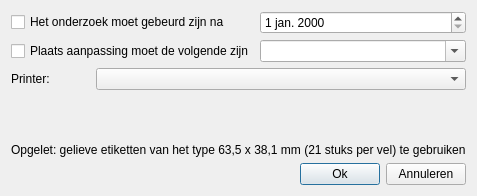
First picture: the form in AudioAdmin/ui/etiketten.ui, repository Roelio81/audioadmin, before the edit.
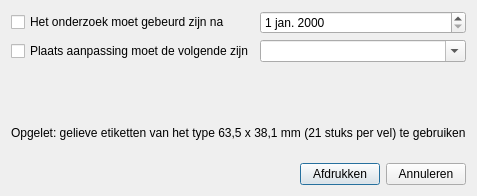
Second picture: the form after the edit. Icons and pictures are not drawn.

The edit to the form file:
```diff
--- a/AudioAdmin/ui/etiketten.ui
+++ b/AudioAdmin/ui/etiketten.ui
@@ -30,6 +30,9 @@
    <bool>true</bool>
   </property>
   <layout class="QVBoxLayout" name="verticalLayout">
+   <property name="sizeConstraint">
+    <enum>QLayout::SetMinAndMaxSize</enum>
+   </property>
    <item>
     <layout class="QGridLayout" name="gridLayout">
      <item row="0" column="0">
@@ -58,54 +61,14 @@
      </item>
     </layout>
    </item>
-   <item>
-    <layout class="QHBoxLayout" name="horizontalLayout_2">
-     <item>
-      <widget class="QLabel" name="l_printer">
-       <property name="sizePolicy">
-        <sizepolicy hsizetype="Preferred" vsizetype="Preferred">
-         <horstretch>0</horstretch>
-         <verstretch>0</verstretch>
-        </sizepolicy>
-       </property>
-       <property name="text">
-        <string>Printer:</string>
-       </property>
-      </widget>
-     </item>
-     <item>
-      <spacer name="horizontalSpacer_2">
-       <property name="orientation">
-        <enum>Qt::Horizontal</enum>
-       </property>
-       <property name="sizeType">
-        <enum>QSizePolicy::Preferred</enum>
-       </property>
-       <property name="sizeHint" stdset="0">
-        <size>
-         <width>40</width>
-         <height>20</height>
-        </size>
-       </property>
-      </spacer>
-     </item>
-     <item>
-      <widget class="QComboBox" name="m_printer">
-       <property name="sizePolicy">
-        <sizepolicy hsizetype="Expanding" vsizetype="Fixed">
-         <horstretch>0</horstretch>
-         <verstretch>0</verstretch>
-        </sizepolicy>
-       </property>
-      </widget>
-     </item>
-    </layout>
-   </item>
    <item>
     <spacer name="verticalSpacer">
      <property name="orientation">
       <enum>Qt::Vertical</enum>
      </property>
+     <property name="sizeType">
+      <enum>QSizePolicy::Fixed</enum>
+     </property>
      <property name="sizeHint" stdset="0">
       <size>
        <width>20</width>
@@ -139,7 +102,7 @@
      <item>
       <widget class="QPushButton" name="b_ok">
        <property name="text">
-        <string>Ok</string>
+        <string>Afdrukken</string>
        </property>
       </widget>
      </item>
```
Left out of the diff: 2 changed lines with no effect on the pictures.
